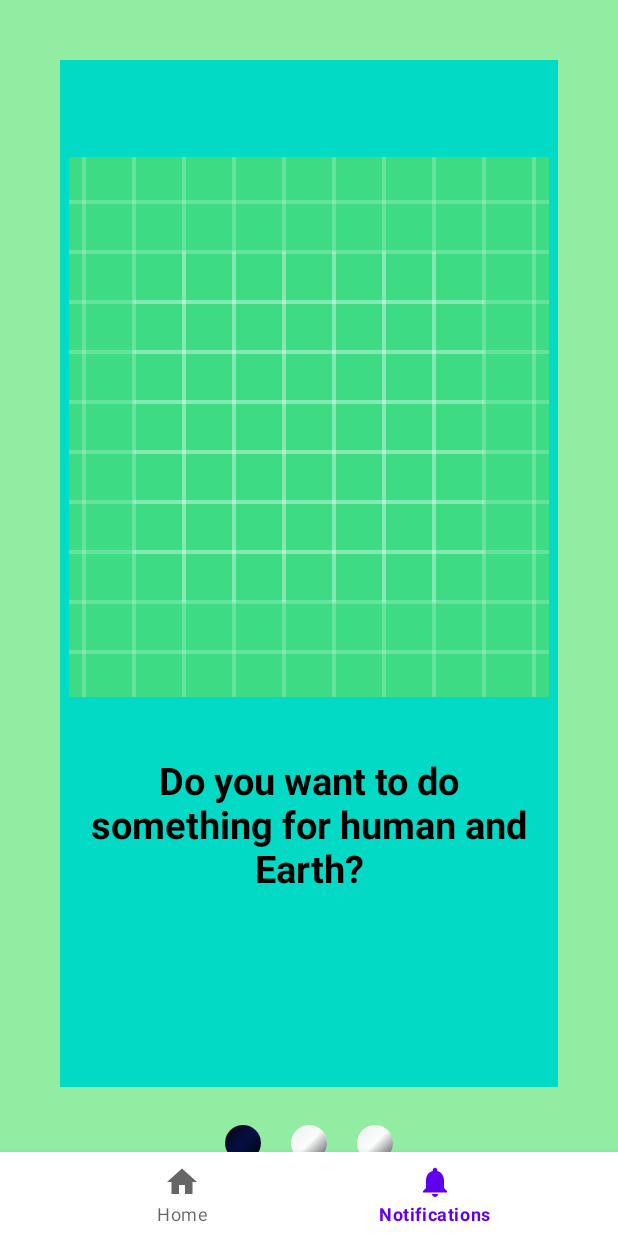
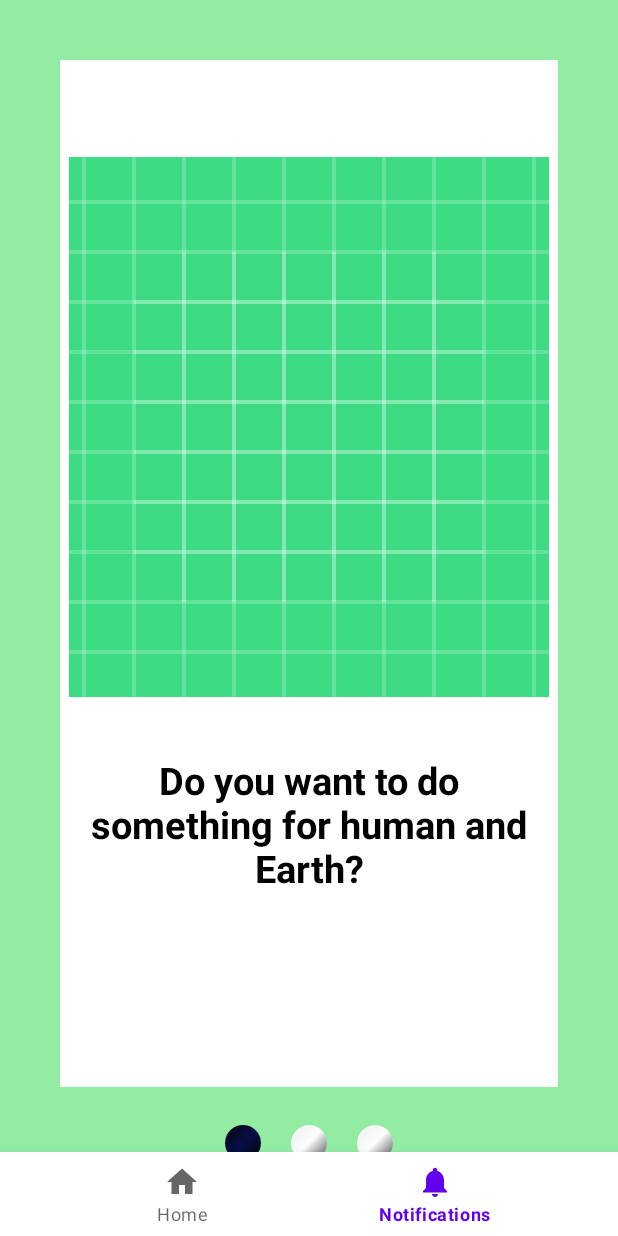
Before and after one commit to Nurzada21/border_api, an Android app: the screen it shows after launch (MainActivity), on a phone screen of 412 x 824 dp. Run offline under Robolectric (Android 15) with nearby library versions, the phone set to English and light mode, and no system bars; our stand-ins replace navigation-ui.

Commit message:
new color

```diff
--- a/app/src/main/res/layout/fragment_board.xml
+++ b/app/src/main/res/layout/fragment_board.xml
@@ -16,7 +16,7 @@
         android:layout_height="0dp"
         android:layout_marginBottom="15dp"
         android:layout_weight="6"
-        android:background="@color/teal_200"/>
+        android:background="@color/white"/>
     <LinearLayout
         android:layout_width="match_parent"
         android:layout_height="wrap_content"
```
